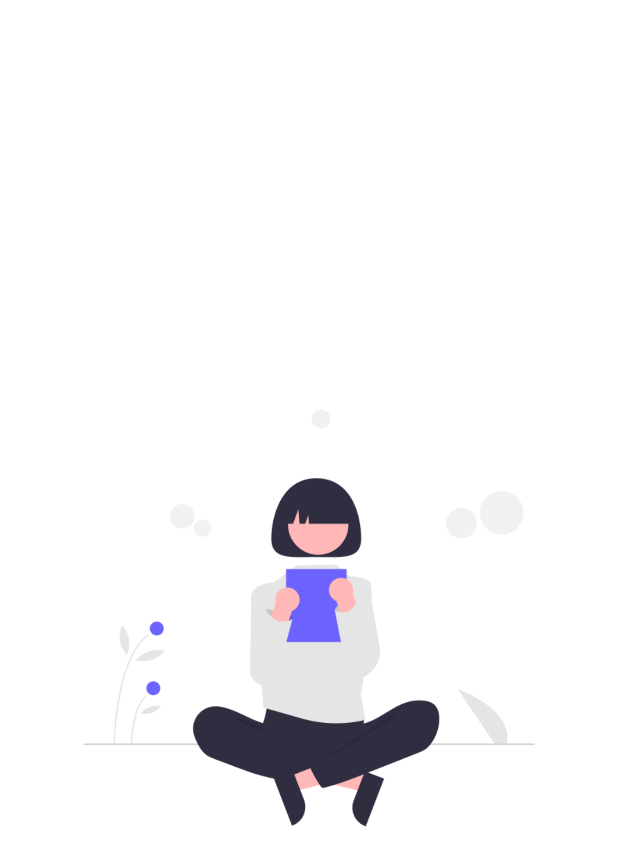
After one commit to cacalawak/AplikasiBacaKomik, an Android app: the layout activity_splash_screen.xml on its own in the app's theme, with its tools: preview values and no code run, on a phone screen of 412 x 824 dp. The commit adds this screen. Shown: the top 866 px of the screen. Run offline under Robolectric (Android 15) with nearby library versions, the phone set to English and light mode, and no system bars.

Commit message:
membuat splash screen

```diff
--- a/app/build.gradle
+++ b/app/build.gradle
@@ -5,12 +5,12 @@ plugins {
 
 android {
     namespace 'com.example.aplikasibacakomik'
-    compileSdk 33
+    compileSdk 34
 
     defaultConfig {
         applicationId "com.example.aplikasibacakomik"
         minSdk 24
-        targetSdk 33
+        targetSdk 34
         versionCode 1
         versionName "1.0"
 
--- a/app/src/main/AndroidManifest.xml
+++ b/app/src/main/AndroidManifest.xml
@@ -13,6 +13,9 @@
         tools:targetApi="31">
         <activity
             android:name=".MainActivity"
+            android:exported="false" />
+        <activity
+            android:name=".Splash_Screenn"
             android:exported="true">
             <intent-filter>
                 <action android:name="android.intent.action.MAIN" />
--- /dev/null
+++ b/app/src/main/res/layout/activity_splash_screen.xml
@@ -0,0 +1,15 @@
+<?xml version="1.0" encoding="utf-8"?>
+<RelativeLayout xmlns:android="http://schemas.android.com/apk/res/android"
+    xmlns:app="http://schemas.android.com/apk/res-auto"
+    xmlns:tools="http://schemas.android.com/tools"
+    android:layout_width="match_parent"
+    android:layout_height="match_parent"
+    tools:context=".Splash_Screenn">
+
+    <ImageView
+        android:layout_width="wrap_content"
+        android:layout_height="wrap_content"
+        android:layout_centerInParent="true"
+        android:src="@drawable/logo1" />
+
+</RelativeLayout>
--- a/app/src/main/res/values/themes.xml
+++ b/app/src/main/res/values/themes.xml
@@ -1,6 +1,6 @@
 <resources xmlns:tools="http://schemas.android.com/tools">
     <!-- Base application theme. -->
-    <style name="Theme.AplikasiBacaKomik" parent="Theme.MaterialComponents.DayNight.DarkActionBar">
+    <style name="Theme.AplikasiBacaKomik" parent="Theme.MaterialComponents.DayNight.NoActionBar">
         <!-- Primary brand color. -->
         <item name="colorPrimary">@color/purple_500</item>
         <item name="colorPrimaryVariant">@color/purple_700</item>
@@ -11,6 +11,9 @@
         <item name="colorOnSecondary">@color/black</item>
         <!-- Status bar color. -->
         <item name="android:statusBarColor">?attr/colorPrimaryVariant</item>
+
+
+
         <!-- Customize your theme here. -->
     </style>
 </resources>
```
Also changed, not shown: app/src/main/java/com/example/aplikasibacakomik/Splash_Screenn.java (added, +28 -0 lines), app/src/main/res/drawable/logo1.png (added).
